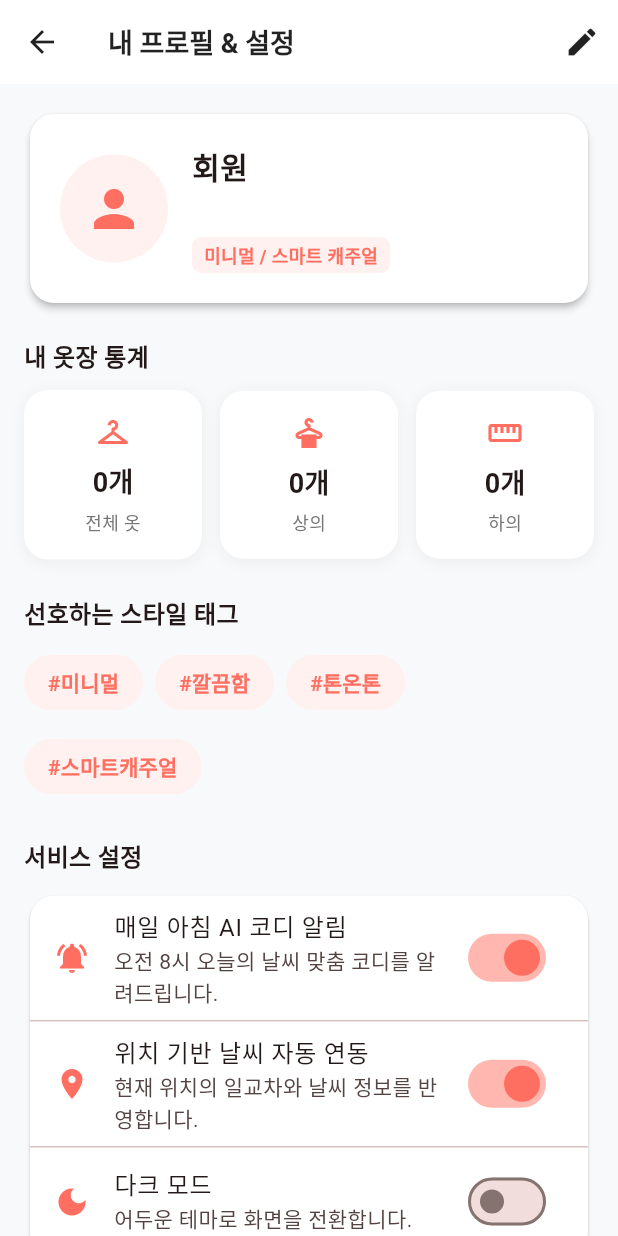
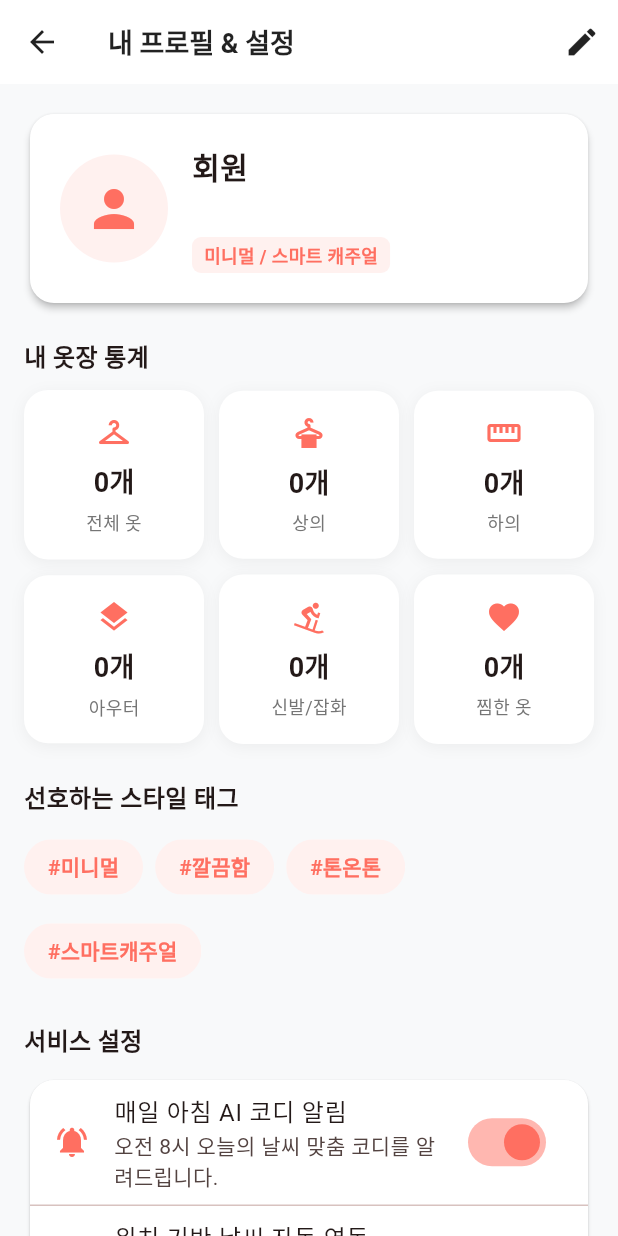
Before and after one commit to sumin-coder/school_project, a Flutter app: the ProfileScreen screen opened directly with empty values, on a phone screen of 412 x 824 dp. Run offline on Flutter 3.47's test engine with Material 3 defaults, Android fonts, the phone set to English and light mode, and no system bars; our stand-ins replace cloud_firestore, firebase_auth, firebase_core, geolocator, google_sign_in, image_picker; missing offline and left inert: flutter_naver_login, kakao_flutter_sdk; accounts and stored records are empty.

Commit message:
feat: Add detailed wardrobe statistics to ProfileScreen & custom cloth thumbnails to RecommendationCard

```diff
--- a/lib/screens/profile_screen.dart
+++ b/lib/screens/profile_screen.dart
@@ -116,9 +116,13 @@ class _ProfileScreenState extends State<ProfileScreen> {
   Widget build(BuildContext context) {
     final isDarkMode = Theme.of(context).brightness == Brightness.dark;
 
+    // 💡 실시간 등록된 옷 카테고리별 정밀 통계 계산
     final totalCount = widget.clothes.length;
     final topsCount = widget.clothes.where((c) => c.category == '상의').length;
     final bottomsCount = widget.clothes.where((c) => c.category == '하의').length;
+    final outersCount = widget.clothes.where((c) => c.category == '아우터').length;
+    final shoesCount = widget.clothes.where((c) => c.category == '신발/잡화').length;
+    final favoriteCount = widget.clothes.where((c) => c.isFavorite).length;
 
     return Scaffold(
       appBar: AppBar(
@@ -156,6 +160,7 @@ class _ProfileScreenState extends State<ProfileScreen> {
               style: TextStyle(fontSize: 16, fontWeight: FontWeight.bold),
             ),
             const SizedBox(height: 10),
+            // 📊 1행 통계: 전체 옷, 상의, 하의
             Row(
               children: [
                 StatCard(
@@ -163,17 +168,40 @@ class _ProfileScreenState extends State<ProfileScreen> {
                   count: '$totalCount개',
                   icon: Icons.checkroom,
                 ),
-                const SizedBox(width: 12),
+                const SizedBox(width: 10),
                 StatCard(
                   title: '상의',
                   count: '$topsCount개',
                   icon: Icons.dry_cleaning,
                 ),
-                const SizedBox(width: 12),
+                const SizedBox(width: 10),
                 StatCard(
                   title: '하의',
                   count: '$bottomsCount개',
                   icon: Icons.straighten,
+                ),
+              ],
+            ),
+            const SizedBox(height: 10),
+            // 📊 2행 통계: 아우터, 신발/잡화, 찜한 옷
+            Row(
+              children: [
+                StatCard(
+                  title: '아우터',
+                  count: '$outersCount개',
+                  icon: Icons.layers,
+                ),
+                const SizedBox(width: 10),
+                StatCard(
+                  title: '신발/잡화',
+                  count: '$shoesCount개',
+                  icon: Icons.downhill_skiing,
+                ),
+                const SizedBox(width: 10),
+                StatCard(
+                  title: '찜한 옷',
+                  count: '$favoriteCount개',
+                  icon: Icons.favorite,
                 ),
               ],
             ),
--- a/lib/screens/recommend_screen.dart
+++ b/lib/screens/recommend_screen.dart
@@ -382,6 +382,7 @@ class _RecommendScreenState extends State<RecommendScreen> {
                                 final item = filteredList[index];
                                 return RecommendationCard(
                                   item: item,
+                                  clothes: widget.clothes,
                                   onFavoriteToggle: () {
                                     setState(() {
                                       item.isFavorite = !item.isFavorite;
```
Also changed, not shown: lib/widgets/recommendation_card.dart (+34 -8 lines), 3 other files.
